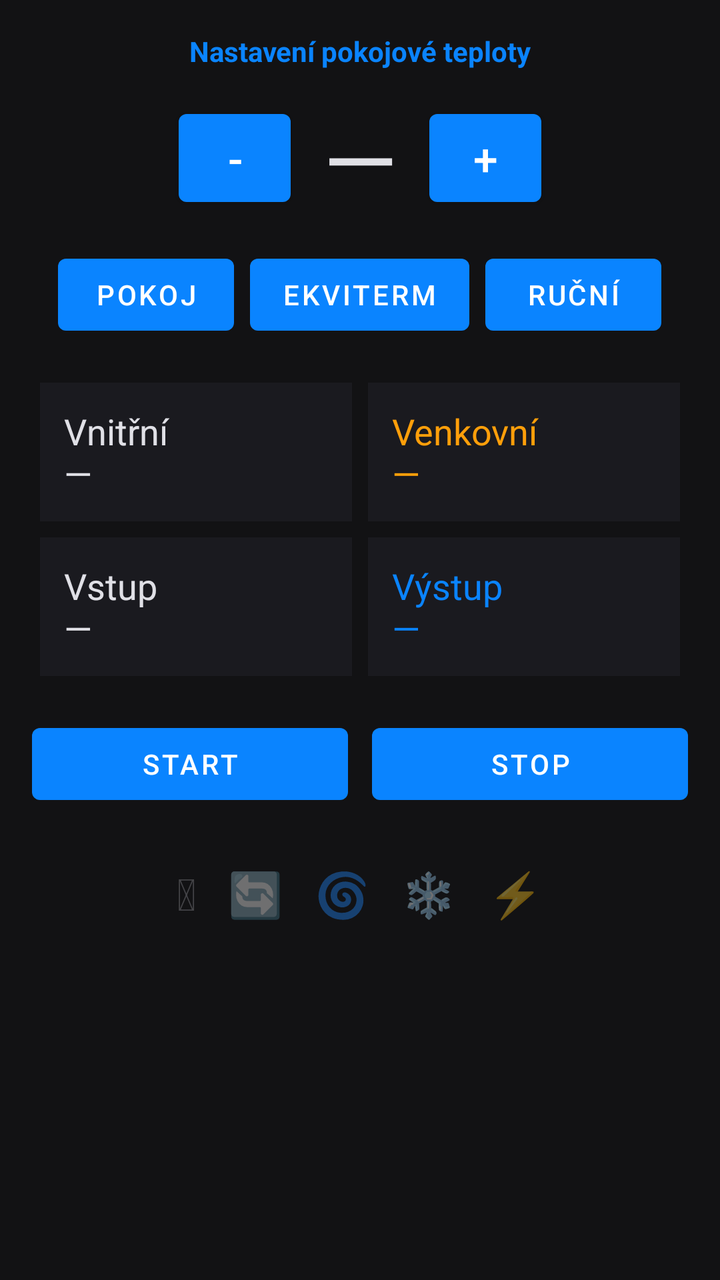
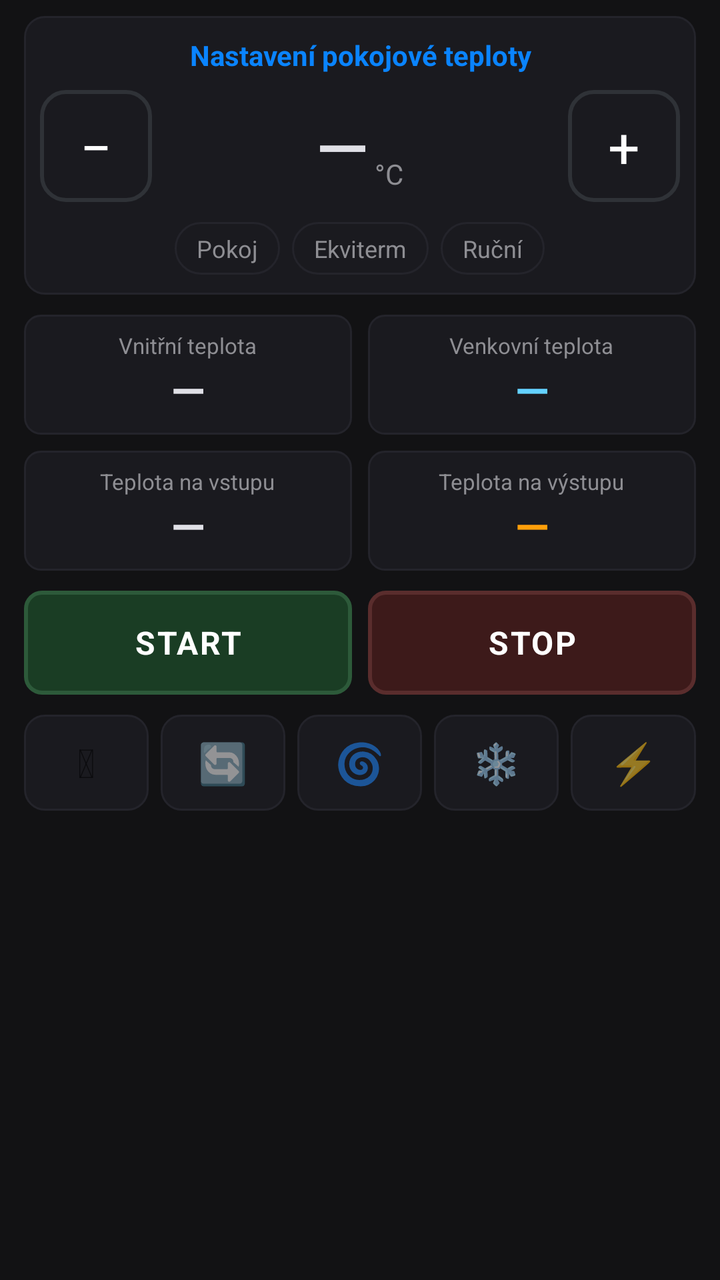

An Android layout rendered at two revisions. The XML below is the earlier revision; the diff shows what the commit changed to produce the second picture.
<!-- AndroidManifest.xml: application theme Theme.WindmiCtrl -->
<!-- res/layout/view_home.xml -->
<?xml version="1.0" encoding="utf-8"?>
<ScrollView xmlns:android="http://schemas.android.com/apk/res/android"
    android:layout_width="match_parent"
    android:layout_height="match_parent"
    android:fillViewport="true">

    <LinearLayout
        android:layout_width="match_parent"
        android:layout_height="wrap_content"
        android:gravity="center_horizontal"
        android:orientation="vertical"
        android:padding="16dp">

        <TextView
            android:id="@+id/spTitle"
            android:layout_width="wrap_content"
            android:layout_height="wrap_content"
            android:text="Nastavení pokojové teploty"
            android:textColor="#0A84FF"
            android:textStyle="bold" />

        <LinearLayout
            android:layout_width="match_parent"
            android:layout_height="wrap_content"
            android:gravity="center"
            android:orientation="horizontal"
            android:paddingVertical="12dp">

            <Button
                android:id="@+id/btnMinus"
                android:layout_width="56dp"
                android:layout_height="56dp"
                android:text="-"
                android:textSize="22sp" />

            <LinearLayout
                android:layout_width="wrap_content"
                android:layout_height="wrap_content"
                android:gravity="center"
                android:orientation="vertical"
                android:paddingHorizontal="16dp">

                <TextView
                    android:id="@+id/spValue"
                    android:layout_width="wrap_content"
                    android:layout_height="wrap_content"
                    android:text="—"
                    android:textColor="#E0E0E6"
                    android:textSize="48sp" />

                <TextView
                    android:id="@+id/spHint"
                    android:layout_width="wrap_content"
                    android:layout_height="wrap_content"
                    android:textColor="#64D2FF"
                    android:textSize="13sp"
                    android:visibility="gone" />
            </LinearLayout>

            <Button
                android:id="@+id/btnPlus"
                android:layout_width="56dp"
                android:layout_height="56dp"
                android:text="+"
                android:textSize="22sp" />
        </LinearLayout>

        <LinearLayout
            android:layout_width="match_parent"
            android:layout_height="wrap_content"
            android:gravity="center"
            android:orientation="horizontal">

            <Button
                android:id="@+id/modeRoom"
                android:layout_width="wrap_content"
                android:layout_height="wrap_content"
                android:text="Pokoj" />

            <Button
                android:id="@+id/modeEkv"
                android:layout_width="wrap_content"
                android:layout_height="wrap_content"
                android:layout_marginStart="8dp"
                android:text="Ekviterm" />

            <Button
                android:id="@+id/modeWater"
                android:layout_width="wrap_content"
                android:layout_height="wrap_content"
                android:layout_marginStart="8dp"
                android:text="Ruční" />
        </LinearLayout>

        <GridLayout
            android:layout_width="match_parent"
            android:layout_height="wrap_content"
            android:layout_marginTop="16dp"
            android:columnCount="2">

            <TextView
                android:id="@+id/tempRoom"
                android:layout_width="0dp"
                android:layout_columnWeight="1"
                android:layout_margin="4dp"
                android:background="#1A1A1F"
                android:padding="12dp"
                android:text="Vnitřní\n—"
                android:textColor="#E0E0E6"
                android:textSize="18sp" />

            <TextView
                android:id="@+id/tempOutdoor"
                android:layout_width="0dp"
                android:layout_columnWeight="1"
                android:layout_margin="4dp"
                android:background="#1A1A1F"
                android:padding="12dp"
                android:text="Venkovní\n—"
                android:textColor="#FF9F0A"
                android:textSize="18sp" />

            <TextView
                android:id="@+id/tempInlet"
                android:layout_width="0dp"
                android:layout_columnWeight="1"
                android:layout_margin="4dp"
                android:background="#1A1A1F"
                android:padding="12dp"
                android:text="Vstup\n—"
                android:textColor="#E0E0E6"
                android:textSize="18sp" />

            <TextView
                android:id="@+id/tempOutlet"
                android:layout_width="0dp"
                android:layout_columnWeight="1"
                android:layout_margin="4dp"
                android:background="#1A1A1F"
                android:padding="12dp"
                android:text="Výstup\n—"
                android:textColor="#0A84FF"
                android:textSize="18sp" />
        </GridLayout>

        <LinearLayout
            android:layout_width="match_parent"
            android:layout_height="wrap_content"
            android:layout_marginTop="16dp"
            android:orientation="horizontal">

            <Button
                android:id="@+id/btnStart"
                android:layout_width="0dp"
                android:layout_height="48dp"
                android:layout_marginEnd="6dp"
                android:layout_weight="1"
                android:text="START" />

            <Button
                android:id="@+id/btnStop"
                android:layout_width="0dp"
                android:layout_height="48dp"
                android:layout_marginStart="6dp"
                android:layout_weight="1"
                android:text="STOP" />
        </LinearLayout>

        <LinearLayout
            android:layout_width="match_parent"
            android:layout_height="wrap_content"
            android:layout_marginTop="18dp"
            android:gravity="center"
            android:orientation="horizontal">

            <TextView
                android:id="@+id/statPower"
                android:layout_width="wrap_content"
                android:layout_height="wrap_content"
                android:padding="8dp"
                android:text="⏻"
                android:textColor="#668E8E93"
                android:textSize="22sp" />

            <TextView
                android:id="@+id/statPump"
                android:layout_width="wrap_content"
                android:layout_height="wrap_content"
                android:padding="8dp"
                android:text="🔄"
                android:textColor="#668E8E93"
                android:textSize="22sp" />

            <TextView
                android:id="@+id/statCompressor"
                android:layout_width="wrap_content"
                android:layout_height="wrap_content"
                android:padding="8dp"
                android:text="🌀"
                android:textColor="#668E8E93"
                android:textSize="22sp" />

            <TextView
                android:id="@+id/statDefrost"
                android:layout_width="wrap_content"
                android:layout_height="wrap_content"
                android:padding="8dp"
                android:text="❄"
                android:textColor="#668E8E93"
                android:textSize="22sp" />

            <TextView
                android:id="@+id/statElec"
                android:layout_width="wrap_content"
                android:layout_height="wrap_content"
                android:padding="8dp"
                android:text="⚡"
                android:textColor="#668E8E93"
                android:textSize="22sp" />
        </LinearLayout>
    </LinearLayout>
</ScrollView>
<!-- resources referenced by this layout -->
<resources>
  <style name="Theme.WindmiCtrl" parent="Theme.MaterialComponents.DayNight.NoActionBar">
          <item name="android:statusBarColor">#121214</item>
          <item name="android:navigationBarColor">#121214</item>
          <item name="android:windowBackground">#121214</item>
          <item name="colorPrimary">#0A84FF</item>
          <item name="colorOnPrimary">#FFFFFF</item>
          <item name="android:textColorPrimary">#E0E0E6</item>
      </style>
</resources>

<!-- the commit's change to res/layout/view_home.xml (unified diff, before → after) -->
@@ -2,221 +2,383 @@
 <ScrollView xmlns:android="http://schemas.android.com/apk/res/android"
     android:layout_width="match_parent"
     android:layout_height="match_parent"
-    android:fillViewport="true">
+    android:background="@color/bg"
+    android:fillViewport="true"
+    android:overScrollMode="never">
 
     <LinearLayout
         android:layout_width="match_parent"
         android:layout_height="wrap_content"
-        android:gravity="center_horizontal"
         android:orientation="vertical"
-        android:padding="16dp">
-
-        <TextView
-            android:id="@+id/spTitle"
-            android:layout_width="wrap_content"
-            android:layout_height="wrap_content"
-            android:text="Nastavení pokojové teploty"
-            android:textColor="#0A84FF"
-            android:textStyle="bold" />
-
-        <LinearLayout
-            android:layout_width="match_parent"
-            android:layout_height="wrap_content"
-            android:gravity="center"
-            android:orientation="horizontal"
-            android:paddingVertical="12dp">
-
-            <Button
-                android:id="@+id/btnMinus"
-                android:layout_width="56dp"
-                android:layout_height="56dp"
-                android:text="-"
-                android:textSize="22sp" />
-
-            <LinearLayout
-                android:layout_width="wrap_content"
-                android:layout_height="wrap_content"
+        android:paddingHorizontal="12dp"
+        android:paddingTop="8dp"
+        android:paddingBottom="20dp">
+
+        <LinearLayout
+            android:layout_width="match_parent"
+            android:layout_height="wrap_content"
+            android:background="@drawable/bg_panel"
+            android:gravity="center_horizontal"
+            android:orientation="vertical"
+            android:paddingHorizontal="8dp"
+            android:paddingVertical="10dp">
+
+            <TextView
+                android:id="@+id/spTitle"
+                android:layout_width="match_parent"
+                android:layout_height="wrap_content"
+                android:gravity="center"
+                android:text="Nastavení pokojové teploty"
+                android:textColor="@color/room"
+                android:textSize="14sp"
+                android:textStyle="bold" />
+
+            <LinearLayout
+                android:layout_width="match_parent"
+                android:layout_height="wrap_content"
+                android:gravity="center"
+                android:orientation="horizontal"
+                android:paddingTop="8dp"
+                android:paddingBottom="10dp">
+
+                <TextView
+                    android:id="@+id/btnMinus"
+                    android:layout_width="56dp"
+                    android:layout_height="56dp"
+                    android:background="@drawable/bg_btn_round"
+                    android:clickable="true"
+                    android:focusable="true"
+                    android:gravity="center"
+                    android:text="−"
+                    android:textColor="@android:color/white"
+                    android:textSize="28sp" />
+
+                <LinearLayout
+                    android:layout_width="0dp"
+                    android:layout_height="wrap_content"
+                    android:layout_weight="1"
+                    android:gravity="center"
+                    android:orientation="vertical"
+                    android:paddingHorizontal="8dp">
+
+                    <LinearLayout
+                        android:layout_width="wrap_content"
+                        android:layout_height="wrap_content"
+                        android:gravity="top"
+                        android:orientation="horizontal">
+
+                        <TextView
+                            android:id="@+id/spValue"
+                            android:layout_width="wrap_content"
+                            android:layout_height="wrap_content"
+                            android:fontFamily="sans-serif-medium"
+                            android:text="—"
+                            android:textColor="@color/text"
+                            android:textSize="34sp" />
+
+                        <TextView
+                            android:layout_width="wrap_content"
+                            android:layout_height="wrap_content"
+                            android:layout_marginStart="3dp"
+                            android:layout_marginTop="6dp"
+                            android:text="°C"
+                            android:textColor="@color/muted"
+                            android:textSize="14sp" />
+                    </LinearLayout>
+
+                    <TextView
+                        android:id="@+id/spHint"
+                        android:layout_width="wrap_content"
+                        android:layout_height="wrap_content"
+                        android:layout_marginTop="4dp"
+                        android:textColor="@color/ekv"
+                        android:textSize="12sp"
+                        android:visibility="gone" />
+                </LinearLayout>
+
+                <TextView
+                    android:id="@+id/btnPlus"
+                    android:layout_width="56dp"
+                    android:layout_height="56dp"
+                    android:background="@drawable/bg_btn_round"
+                    android:clickable="true"
+                    android:focusable="true"
+                    android:gravity="center"
+                    android:text="+"
+                    android:textColor="@android:color/white"
+                    android:textSize="28sp" />
+            </LinearLayout>
+
+            <LinearLayout
+                android:layout_width="match_parent"
+                android:layout_height="wrap_content"
+                android:gravity="center"
+                android:orientation="horizontal">
+
+                <TextView
+                    android:id="@+id/modeRoom"
+                    android:layout_width="wrap_content"
+                    android:layout_height="wrap_content"
+                    android:background="@drawable/bg_chip"
+                    android:clickable="true"
+                    android:focusable="true"
+                    android:paddingHorizontal="11dp"
+                    android:paddingVertical="5dp"
+                    android:text="Pokoj"
+                    android:textColor="@color/muted"
+                    android:textSize="12sp" />
+
+                <TextView
+                    android:id="@+id/modeEkv"
+                    android:layout_width="wrap_content"
+                    android:layout_height="wrap_content"
+                    android:layout_marginStart="6dp"
+                    android:background="@drawable/bg_chip"
+                    android:clickable="true"
+                    android:focusable="true"
+                    android:paddingHorizontal="11dp"
+                    android:paddingVertical="5dp"
+                    android:text="Ekviterm"
+                    android:textColor="@color/muted"
+                    android:textSize="12sp" />
+
+                <TextView
+                    android:id="@+id/modeWater"
+                    android:layout_width="wrap_content"
+                    android:layout_height="wrap_content"
+                    android:layout_marginStart="6dp"
+                    android:background="@drawable/bg_chip"
+                    android:clickable="true"
+                    android:focusable="true"
+                    android:paddingHorizontal="11dp"
+                    android:paddingVertical="5dp"
+                    android:text="Ruční"
+                    android:textColor="@color/muted"
+                    android:textSize="12sp" />
+            </LinearLayout>
+        </LinearLayout>
+
+        <LinearLayout
+            android:layout_width="match_parent"
+            android:layout_height="wrap_content"
+            android:layout_marginTop="10dp"
+            android:orientation="horizontal">
+
+            <LinearLayout
+                android:layout_width="0dp"
+                android:layout_height="wrap_content"
+                android:layout_marginEnd="4dp"
+                android:layout_weight="1"
+                android:background="@drawable/bg_temp_card"
                 android:gravity="center"
                 android:orientation="vertical"
-                android:paddingHorizontal="16dp">
-
-                <TextView
-                    android:id="@+id/spValue"
+                android:padding="8dp">
+
+                <TextView
+                    android:layout_width="wrap_content"
+                    android:layout_height="wrap_content"
+                    android:text="Vnitřní teplota"
+                    android:textColor="@color/muted"
+                    android:textSize="11sp" />
+
+                <TextView
+                    android:id="@+id/tempRoom"
                     android:layout_width="wrap_content"
                     android:layout_height="wrap_content"
                     android:text="—"
-                    android:textColor="#E0E0E6"
-                    android:textSize="48sp" />
-
-                <TextView
-                    android:id="@+id/spHint"
-                    android:layout_width="wrap_content"
-                    android:layout_height="wrap_content"
-                    android:textColor="#64D2FF"
-                    android:textSize="13sp"
-                    android:visibility="gone" />
-            </LinearLayout>
-
-            <Button
-                android:id="@+id/btnPlus"
-                android:layout_width="56dp"
-                android:layout_height="56dp"
-                android:text="+"
-                android:textSize="22sp" />
-        </LinearLayout>
-
-        <LinearLayout
-            android:layout_width="match_parent"
-            android:layout_height="wrap_content"
-            android:gravity="center"
+                    android:textColor="@color/text"
+                    android:textSize="22sp"
+                    android:textStyle="bold" />
+            </LinearLayout>
+
+            <LinearLayout
+                android:layout_width="0dp"
+                android:layout_height="wrap_content"
+                android:layout_marginStart="4dp"
+                android:layout_weight="1"
+                android:background="@drawable/bg_temp_card"
+                android:gravity="center"
+                android:orientation="vertical"
+                android:padding="8dp">
+
+                <TextView
+                    android:layout_width="wrap_content"
+                    android:layout_height="wrap_content"
+                    android:text="Venkovní teplota"
+                    android:textColor="@color/muted"
+                    android:textSize="11sp" />
+
+                <TextView
+                    android:id="@+id/tempOutdoor"
+                    android:layout_width="wrap_content"
+                    android:layout_height="wrap_content"
+                    android:text="—"
+                    android:textColor="@color/ekv"
+                    android:textSize="22sp"
+                    android:textStyle="bold" />
+            </LinearLayout>
+        </LinearLayout>
+
+        <LinearLayout
+            android:layout_width="match_parent"
+            android:layout_height="wrap_content"
+            android:layout_marginTop="8dp"
             android:orientation="horizontal">
 
-            <Button
-                android:id="@+id/modeRoom"
-                android:layout_width="wrap_content"
-                android:layout_height="wrap_content"
-                android:text="Pokoj" />
-
-            <Button
-                android:id="@+id/modeEkv"
-                android:layout_width="wrap_content"
-                android:layout_height="wrap_content"
-                android:layout_marginStart="8dp"
-                android:text="Ekviterm" />
-
-            <Button
-                android:id="@+id/modeWater"
-                android:layout_width="wrap_content"
-                android:layout_height="wrap_content"
-                android:layout_marginStart="8dp"
-                android:text="Ruční" />
-        </LinearLayout>
-
-        <GridLayout
-            android:layout_width="match_parent"
-            android:layout_height="wrap_content"
-            android:layout_marginTop="16dp"
-            android:columnCount="2">
-
-            <TextView
-                android:id="@+id/tempRoom"
-                android:layout_width="0dp"
-                android:layout_columnWeight="1"
-                android:layout_margin="4dp"
-                android:background="#1A1A1F"
-                android:padding="12dp"
-                android:text="Vnitřní\n—"
-                android:textColor="#E0E0E6"
-                android:textSize="18sp" />
-
-            <TextView
-                android:id="@+id/tempOutdoor"
-                android:layout_width="0dp"
-                android:layout_columnWeight="1"
-                android:layout_margin="4dp"
-                android:background="#1A1A1F"
-                android:padding="12dp"
-                android:text="Venkovní\n—"
-                android:textColor="#FF9F0A"
-                android:textSize="18sp" />
-
-            <TextView
-                android:id="@+id/tempInlet"
-                android:layout_width="0dp"
-                android:layout_columnWeight="1"
-                android:layout_margin="4dp"
-                android:background="#1A1A1F"
-                android:padding="12dp"
-                android:text="Vstup\n—"
-                android:textColor="#E0E0E6"
-                android:textSize="18sp" />
-
-            <TextView
-                android:id="@+id/tempOutlet"
-                android:layout_width="0dp"
-                android:layout_columnWeight="1"
-                android:layout_margin="4dp"
-                android:background="#1A1A1F"
-                android:padding="12dp"
-                android:text="Výstup\n—"
-                android:textColor="#0A84FF"
-                android:textSize="18sp" />
-        </GridLayout>
-
-        <LinearLayout
-            android:layout_width="match_parent"
-            android:layout_height="wrap_content"
-            android:layout_marginTop="16dp"
+            <LinearLayout
+                android:layout_width="0dp"
+                android:layout_height="wrap_content"
+                android:layout_marginEnd="4dp"
+                android:layout_weight="1"
+                android:background="@drawable/bg_temp_card"
+                android:gravity="center"
+                android:orientation="vertical"
+                android:padding="8dp">
+
+                <TextView
+                    android:layout_width="wrap_content"
+                    android:layout_height="wrap_content"
+                    android:text="Teplota na vstupu"
+                    android:textColor="@color/muted"
+                    android:textSize="11sp" />
+
+                <TextView
+                    android:id="@+id/tempInlet"
+                    android:layout_width="wrap_content"
+                    android:layout_height="wrap_content"
+                    android:text="—"
+                    android:textColor="@color/text"
+                    android:textSize="22sp"
+                    android:textStyle="bold" />
+            </LinearLayout>
+
+            <LinearLayout
+                android:layout_width="0dp"
+                android:layout_height="wrap_content"
+                android:layout_marginStart="4dp"
+                android:layout_weight="1"
+                android:background="@drawable/bg_temp_card"
+                android:gravity="center"
+                android:orientation="vertical"
+                android:padding="8dp">
+
+                <TextView
+                    android:layout_width="wrap_content"
+                    android:layout_height="wrap_content"
+                    android:text="Teplota na výstupu"
+                    android:textColor="@color/muted"
+                    android:textSize="11sp" />
+
+                <TextView
+                    android:id="@+id/tempOutlet"
+                    android:layout_width="wrap_content"
+                    android:layout_height="wrap_content"
+                    android:text="—"
+                    android:textColor="@color/water"
+                    android:textSize="22sp"
+                    android:textStyle="bold" />
+            </LinearLayout>
+        </LinearLayout>
+
+        <LinearLayout
+            android:layout_width="match_parent"
+            android:layout_height="wrap_content"
+            android:layout_marginTop="10dp"
             android:orientation="horizontal">
 
-            <Button
+            <TextView
                 android:id="@+id/btnStart"
                 android:layout_width="0dp"
-                android:layout_height="48dp"
-                android:layout_marginEnd="6dp"
-                android:layout_weight="1"
-                android:text="START" />
-
-            <Button
+                android:layout_height="52dp"
+                android:layout_marginEnd="4dp"
+                android:layout_weight="1"
+                android:background="@drawable/bg_btn_start"
+                android:clickable="true"
+                android:focusable="true"
+                android:gravity="center"
+                android:letterSpacing="0.05"
+                android:text="START"
+                android:textColor="@android:color/white"
+                android:textSize="16sp"
+                android:textStyle="bold" />
+
+            <TextView
                 android:id="@+id/btnStop"
                 android:layout_width="0dp"
-                android:layout_height="48dp"
-                android:layout_marginStart="6dp"
-                android:layout_weight="1"
-                android:text="STOP" />
-        </LinearLayout>
-
-        <LinearLayout
-            android:layout_width="match_parent"
-            android:layout_height="wrap_content"
-            android:layout_marginTop="18dp"
-            android:gravity="center"
+                android:layout_height="52dp"
+                android:layout_marginStart="4dp"
+                android:layout_weight="1"
+                android:background="@drawable/bg_btn_stop"
+                android:clickable="true"
+                android:focusable="true"
+                android:gravity="center"
+                android:letterSpacing="0.05"
+                android:text="STOP"
+                android:textColor="@android:color/white"
+                android:textSize="16sp"
+                android:textStyle="bold" />
+        </LinearLayout>
+
+        <LinearLayout
+            android:layout_width="match_parent"
+            android:layout_height="wrap_content"
+            android:layout_marginTop="10dp"
             android:orientation="horizontal">
 
             <TextView
                 android:id="@+id/statPower"
-                android:layout_width="wrap_content"
-                android:layout_height="wrap_content"
-                android:padding="8dp"
+                android:layout_width="0dp"
+                android:layout_height="48dp"
+                android:layout_marginEnd="3dp"
+                android:layout_weight="1"
+                android:background="@drawable/bg_stat"
+                android:gravity="center"
                 android:text="⏻"
-                android:textColor="#668E8E93"
-                android:textSize="22sp" />
+                android:textSize="20sp" />
 
             <TextView
                 android:id="@+id/statPump"
-                android:layout_width="wrap_content"
-                android:layout_height="wrap_content"
-                android:padding="8dp"
+                android:layout_width="0dp"
+                android:layout_height="48dp"
+                android:layout_marginHorizontal="3dp"
+                android:layout_weight="1"
+                android:background="@drawable/bg_stat"
+                android:gravity="center"
                 android:text="🔄"
-                android:textColor="#668E8E93"
-                android:textSize="22sp" />
+                android:textSize="20sp" />
 
             <TextView
                 android:id="@+id/statCompressor"
-                android:layout_width="wrap_content"
-                android:layout_height="wrap_content"
-                android:padding="8dp"
+                android:layout_width="0dp"
+                android:layout_height="48dp"
+                android:layout_marginHorizontal="3dp"
+                android:layout_weight="1"
+                android:background="@drawable/bg_stat"
+                android:gravity="center"
                 android:text="🌀"
-                android:textColor="#668E8E93"
-                android:textSize="22sp" />
+                android:textSize="20sp" />
 
             <TextView
                 android:id="@+id/statDefrost"
-                android:layout_width="wrap_content"
-                android:layout_height="wrap_content"
-                android:padding="8dp"
+                android:layout_width="0dp"
+                android:layout_height="48dp"
+                android:layout_marginHorizontal="3dp"
+                android:layout_weight="1"
+                android:background="@drawable/bg_stat"
+                android:gravity="center"
                 android:text="❄"
-                android:textColor="#668E8E93"
-                android:textSize="22sp" />
+                android:textSize="20sp" />
 
             <TextView
                 android:id="@+id/statElec"
-                android:layout_width="wrap_content"
-                android:layout_height="wrap_content"
-                android:padding="8dp"
+                android:layout_width="0dp"
+                android:layout_height="48dp"
+                android:layout_marginStart="3dp"
+                android:layout_weight="1"
+                android:background="@drawable/bg_stat"
+                android:gravity="center"
                 android:text="⚡"
-                android:textColor="#668E8E93"
-                android:textSize="22sp" />
+                android:textSize="20sp" />
         </LinearLayout>
     </LinearLayout>
 </ScrollView>
<!-- resource entries referenced after the edit -->
@@ -1,12 +1,79 @@
 <!-- resources referenced by this layout -->
 <resources>
+  <color name="bg">#121214</color>
+  <color name="ekv">#64D2FF</color>
+  <color name="muted">#8E8E93</color>
+  <color name="room">#0A84FF</color>
+  <color name="text">#E0E0E6</color>
+  <color name="water">#FF9F0A</color>
+  <!-- drawable bg_btn_round (drawable) -->
+  <?xml version="1.0" encoding="utf-8"?>
+  <shape xmlns:android="http://schemas.android.com/apk/res/android" android:shape="rectangle">
+      <solid android:color="@color/btn_round" />
+      <stroke android:width="2dp" android:color="@color/btn_round_border" />
+      <corners android:radius="12dp" />
+  </shape>
+  <!-- drawable bg_btn_start (drawable) -->
+  <?xml version="1.0" encoding="utf-8"?>
+  <shape xmlns:android="http://schemas.android.com/apk/res/android" android:shape="rectangle">
+      <solid android:color="@color/start_bg" />
+      <stroke android:width="2dp" android:color="@color/start_border" />
+      <corners android:radius="8dp" />
+  </shape>
+  <!-- drawable bg_btn_stop (drawable) -->
+  <?xml version="1.0" encoding="utf-8"?>
+  <shape xmlns:android="http://schemas.android.com/apk/res/android" android:shape="rectangle">
+      <solid android:color="@color/stop_bg" />
+      <stroke android:width="2dp" android:color="@color/stop_border" />
+      <corners android:radius="8dp" />
+  </shape>
+  <!-- drawable bg_chip (drawable) -->
+  <?xml version="1.0" encoding="utf-8"?>
+  <shape xmlns:android="http://schemas.android.com/apk/res/android" android:shape="rectangle">
+      <solid android:color="@color/panel" />
+      <stroke android:width="1dp" android:color="@color/border" />
+      <corners android:radius="999dp" />
+  </shape>
+  <!-- drawable bg_panel (drawable) -->
+  <?xml version="1.0" encoding="utf-8"?>
+  <shape xmlns:android="http://schemas.android.com/apk/res/android" android:shape="rectangle">
+      <solid android:color="@color/panel" />
+      <stroke android:width="1dp" android:color="@color/border" />
+      <corners android:radius="10dp" />
+  </shape>
+  <!-- drawable bg_stat (drawable) -->
+  <?xml version="1.0" encoding="utf-8"?>
+  <shape xmlns:android="http://schemas.android.com/apk/res/android" android:shape="rectangle">
+      <solid android:color="@color/panel" />
+      <stroke android:width="1dp" android:color="@color/border" />
+      <corners android:radius="10dp" />
+  </shape>
+  <!-- drawable bg_temp_card (drawable) -->
+  <?xml version="1.0" encoding="utf-8"?>
+  <shape xmlns:android="http://schemas.android.com/apk/res/android" android:shape="rectangle">
+      <solid android:color="@color/panel" />
+      <stroke android:width="1dp" android:color="@color/border" />
+      <corners android:radius="8dp" />
+  </shape>
   <style name="Theme.WindmiCtrl" parent="Theme.MaterialComponents.DayNight.NoActionBar">
-          <item name="android:statusBarColor">#121214</item>
-          <item name="android:navigationBarColor">#121214</item>
-          <item name="android:windowBackground">#121214</item>
-          <item name="colorPrimary">#0A84FF</item>
+          <item name="android:statusBarColor">@color/bg</item>
+          <item name="android:navigationBarColor">@color/bg</item>
+          <item name="android:windowBackground">@color/bg</item>
+          <item name="android:windowLightStatusBar">false</item>
+          <item name="colorPrimary">@color/room</item>
           <item name="colorOnPrimary">#FFFFFF</item>
-          <item name="android:textColorPrimary">#E0E0E6</item>
+          <item name="android:textColorPrimary">@color/text</item>
+          <item name="android:textColorHint">@color/muted</item>
+          <item name="colorControlNormal">@color/border</item>
+          <item name="colorControlActivated">@color/room</item>
       </style>
+  <color name="btn_round">#1A1A1F</color>
+  <color name="btn_round_border">#2F3237</color>
+  <color name="start_bg">#1A3D24</color>
+  <color name="start_border">#2D5A3A</color>
+  <color name="stop_bg">#3D1A1A</color>
+  <color name="stop_border">#5A2D2D</color>
+  <color name="panel">#1A1A1F</color>
+  <color name="border">#24242B</color>
 </resources>
 
